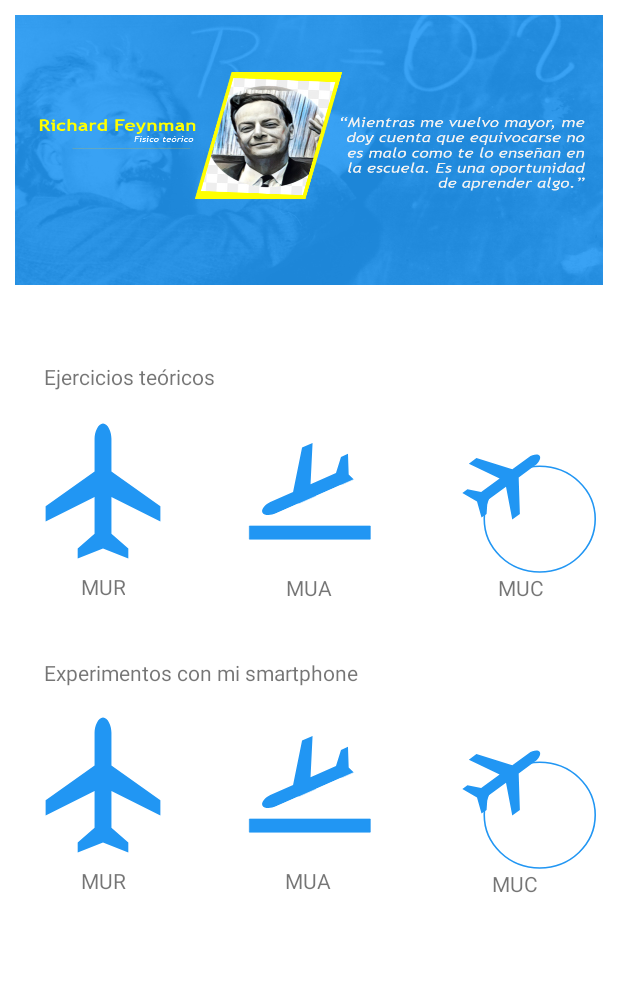
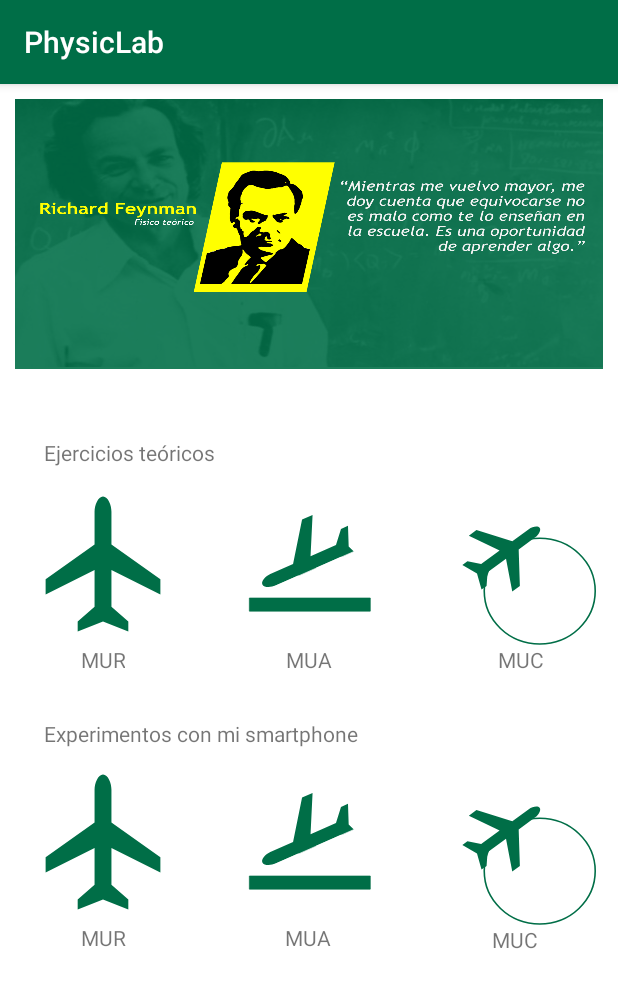
Before and after one commit to luismiguel010/physicLab, an Android app: the screen it shows after launch (MainActivity), on a phone screen of 412 x 824 dp. Shown: the top 988 px of the screen. Run offline under Robolectric (Android 15) with nearby library versions, the phone set to English and light mode, and no system bars.

Commit message:
Add new colors

```diff
--- a/app/src/main/java/com/example/physiclab/MainActivity.java
+++ b/app/src/main/java/com/example/physiclab/MainActivity.java
@@ -24,7 +24,6 @@
     @Override
     protected void onCreate(Bundle savedInstanceState) {
         super.onCreate(savedInstanceState);
-        supportRequestWindowFeature(Window.FEATURE_NO_TITLE);
         setContentView(R.layout.activity_main);
         btnMur = (ImageButton) findViewById(R.id.btnMur);
         btnMua = (ImageButton) findViewById(R.id.btnMua);
@@ -81,7 +80,7 @@
             }
         });
 
-        int images[] = new int[] {R.drawable.slide2main, R.drawable.slide3main};
+        int images[] = new int[] {R.drawable.slidemain1, R.drawable.slidemain2, R.drawable.slidemain3};
 
         v_flipper = findViewById(R.id.v_flipper);
 
--- a/app/src/main/res/drawable/ic_iconmua.xml
+++ b/app/src/main/res/drawable/ic_iconmua.xml
@@ -13,7 +13,7 @@
           <clip-path android:pathData="M151.242,491.459 L1.215,150.717 341.957,0.69 491.984,341.432Z M 0,0"/>
           <path
               android:pathData="M257.354,97.265 L225.41,111.33 197.968,246.3 128.755,276.774C114.912,282.869 99.936,297.938 104.624,308.586 109.156,318.879 130.54,318.363 144.382,312.268L213.596,281.794 331.679,352.689 363.623,338.624 266.836,258.352 344.213,224.283 390.721,246.181 412.017,236.804 367.279,192.94 365.134,130.322 343.837,139.699 328.585,188.789 251.209,222.858 257.354,97.265Z"
-              android:fillColor="#2196F3"/>
+              android:fillColor="#006E47"/>
         </group>
       </group>
     </group>
@@ -26,7 +26,7 @@
     <path
         android:pathData="M65,350h368v40h-368z"
         android:strokeWidth="2"
-        android:fillColor="#2196F3"
-        android:strokeColor="#2196F3"/>
+        android:fillColor="#006E47"
+        android:strokeColor="#006E47"/>
   </group>
 </vector>
--- a/app/src/main/res/drawable/ic_iconmuc.xml
+++ b/app/src/main/res/drawable/ic_iconmuc.xml
@@ -10,7 +10,7 @@
         android:strokeWidth="5"
         android:fillColor="#00000000"
         android:fillType="evenOdd"
-        android:strokeColor="#2196F3"/>
+        android:strokeColor="#006E47"/>
     <group>
       <clip-path android:pathData="M257.8,0.782 L451.17,256.986 194.96,450.353 1.595,194.15Z M 0,0"/>
       <group>
@@ -19,7 +19,7 @@
           <clip-path android:pathData="M257.8,0.782 L451.17,256.986 194.96,450.353 1.595,194.15Z M 0,0"/>
           <path
               android:pathData="M246.83,352.563 L270.85,334.435 267.14,215.748 319.18,176.47C329.59,168.614 339.18,153.004 333.13,144.998 327.29,137.258 309.45,141.927 299.04,149.782L247,189.06 133.88,152.957 109.86,171.085 206.97,219.274 148.79,263.184 105.43,254.02 89.42,266.106 135.64,294.052 149.84,346.169 165.86,334.084 168.93,289.872 227.11,245.961 246.83,352.563Z"
-              android:fillColor="#2196F3"/>
+              android:fillColor="#006E47"/>
         </group>
       </group>
     </group>
--- a/app/src/main/res/drawable/ic_iconmur.xml
+++ b/app/src/main/res/drawable/ic_iconmur.xml
@@ -6,7 +6,7 @@
   <path
       android:pathData="M82,66 L82,57 53,36.5 53,17C53,13.1 51,8 48,8 45.1,8 43,13.1 43,17L43,36.5 14,57 14,66 43,51.5 43,73.3 33,82 33,88 48,82 63,88 63,82 53,73.3 53,51.5 82,66Z"
       android:strokeWidth="1"
-      android:fillColor="#2196F3"
+      android:fillColor="#006E47"
       android:fillAlpha="1"
       android:strokeColor="#00000000"
       android:strokeLineCap="butt"/>
--- a/app/src/main/res/layout/activity_main.xml
+++ b/app/src/main/res/layout/activity_main.xml
@@ -8,13 +8,12 @@
     tools:context=".MainActivity">
 
     <ViewFlipper
+        android:id="@+id/v_flipper"
         android:layout_width="match_parent"
         android:layout_height="200dp"
-        tools:ignore="MissingConstraints"
         android:layout_centerHorizontal="true"
-        android:id="@+id/v_flipper"
         android:background="@drawable/border"
-        />
+        tools:ignore="MissingConstraints" />
 
     <ImageButton
         android:id="@+id/btnMur"
--- a/app/src/main/res/layout/activity_pre_start.xml
+++ b/app/src/main/res/layout/activity_pre_start.xml
@@ -40,13 +40,13 @@
         app:layout_constraintBottom_toBottomOf="parent"
         app:layout_constraintEnd_toEndOf="parent"
         app:layout_constraintStart_toStartOf="parent"
-        app:srcCompat="@drawable/LogoUco" />
+        app:srcCompat="@drawable/logouco" />
 
     <TextView
         android:id="@+id/textName"
         android:layout_width="wrap_content"
         android:layout_height="wrap_content"
-        android:text="Physics Lab"
+        android:text="PhysicsLab"
         android:textColor="#006E47"
         android:textSize="32dp"
         android:textStyle="bold"
--- a/app/src/main/res/values/colors.xml
+++ b/app/src/main/res/values/colors.xml
@@ -1,6 +1,6 @@
 <?xml version="1.0" encoding="utf-8"?>
 <resources>
-    <color name="colorPrimary">#2196F3</color>
+    <color name="colorPrimary">#006E47</color>
     <color name="colorPrimaryDark">#FFFFFF</color>
-    <color name="colorAccent">#D81B60</color>
+    <color name="colorAccent">#FFC000</color>
 </resources>
```
Also changed, not shown: app/src/main/res/drawable/logouco.jpg (renamed from app/src/main/res/drawable/LogoUco.jpg), app/src/main/res/drawable/slide1.PNG (deleted), app/src/main/res/drawable/slide1main.png (deleted), app/src/main/res/drawable/slide2.PNG (deleted), app/src/main/res/drawable/slide2main.png (deleted), app/src/main/res/drawable/slide3.PNG (deleted), app/src/main/res/drawable/slide3main.png (deleted), app/src/main/res/drawable/slidemain2.png (added), app/src/main/res/drawable/slidemain3.png (added), 1 other file.
